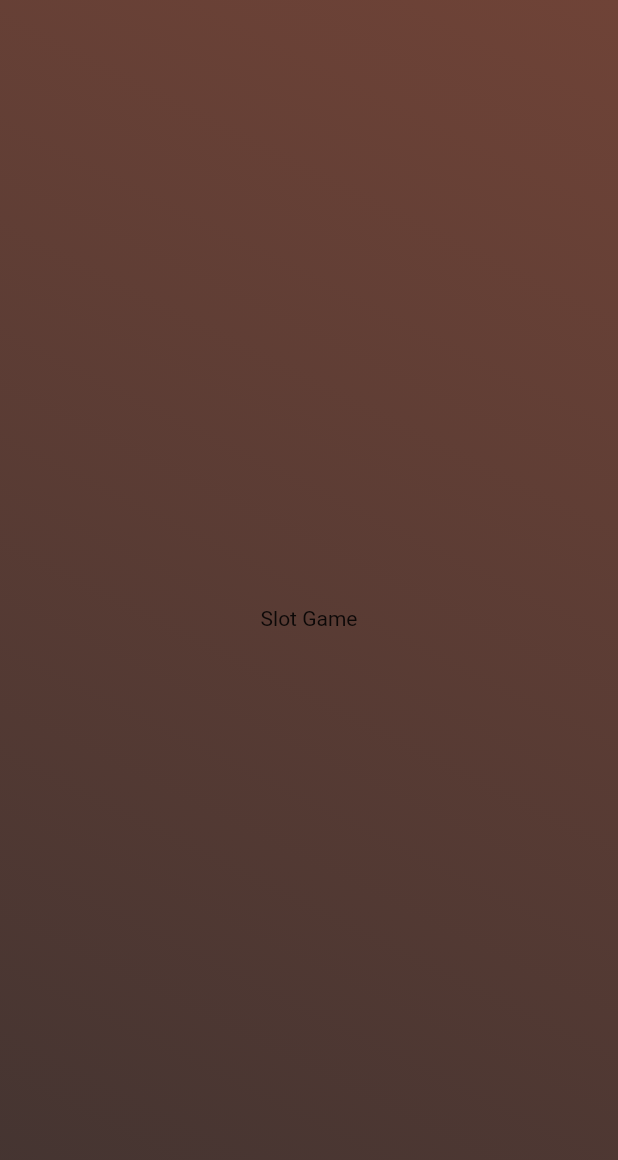
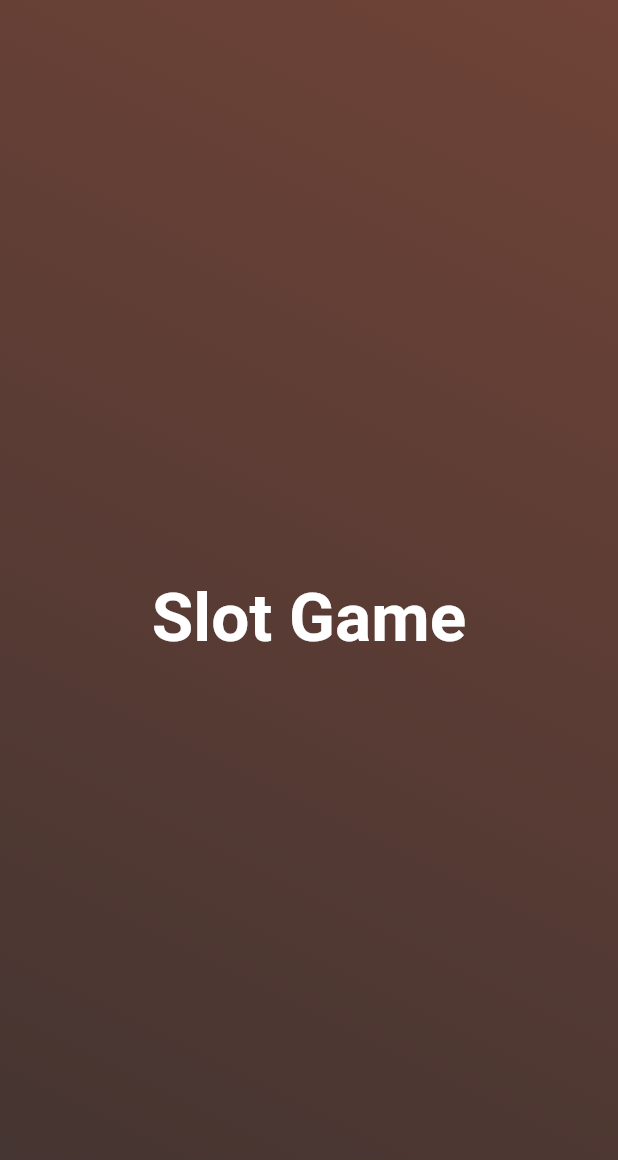
Before and after one commit to extrawest/slot_machine_game_prototype, a Flutter app: the screen it shows after launch, on a phone screen of 412 x 824 dp. Shown: the top 1160 px of the screen. Run offline on Flutter 3.47's test engine with Material 2 defaults, Android fonts, the phone set to English and light mode, and no system bars.

Commit message:
Add theme.dart

```diff
--- a/lib/app.dart
+++ b/lib/app.dart
@@ -1,5 +1,6 @@
 import 'package:flutter/material.dart';
 import 'package:slot_machine_game/screens/slot_game_home_screen.dart';
+import 'package:slot_machine_game/theme.dart';
 
 class SlotMachineApp extends StatelessWidget {
   const SlotMachineApp({Key? key}) : super(key: key);
@@ -7,6 +8,7 @@ class SlotMachineApp extends StatelessWidget {
   @override
   Widget build(BuildContext context) {
     return MaterialApp(
+      theme: lightTheme,
       home: const SlotGameHomeScreen(),
     );
   }
--- /dev/null
+++ b/lib/theme.dart
@@ -0,0 +1,10 @@
+import 'package:flutter/material.dart';
+
+const primaryWhite = Colors.white;
+
+final lightTheme = ThemeData();
+
+class TextStyles {
+  static const bodyReg20 = TextStyle(color: primaryWhite, fontSize: 20);
+  static const h1Bold45 = TextStyle(color: primaryWhite, fontSize: 45, fontWeight: FontWeight.w700);
+}
--- a/lib/widgets/home_screen/slot_game_main_menu.dart
+++ b/lib/widgets/home_screen/slot_game_main_menu.dart
@@ -1,4 +1,5 @@
 import 'package:flutter/material.dart';
+import 'package:slot_machine_game/theme.dart';
 
 class SlotGameMainMenu extends StatelessWidget {
   const SlotGameMainMenu({Key? key}) : super(key: key);
@@ -8,8 +9,8 @@ class SlotGameMainMenu extends StatelessWidget {
     return Column(
       crossAxisAlignment: CrossAxisAlignment.center,
       mainAxisAlignment: MainAxisAlignment.spaceAround,
-      children: [
-        Text('Slot Game', style: TextStyle()),
+      children: const [
+        Text('Slot Game', style: TextStyles.h1Bold45),
       ],
     );
   }
```
